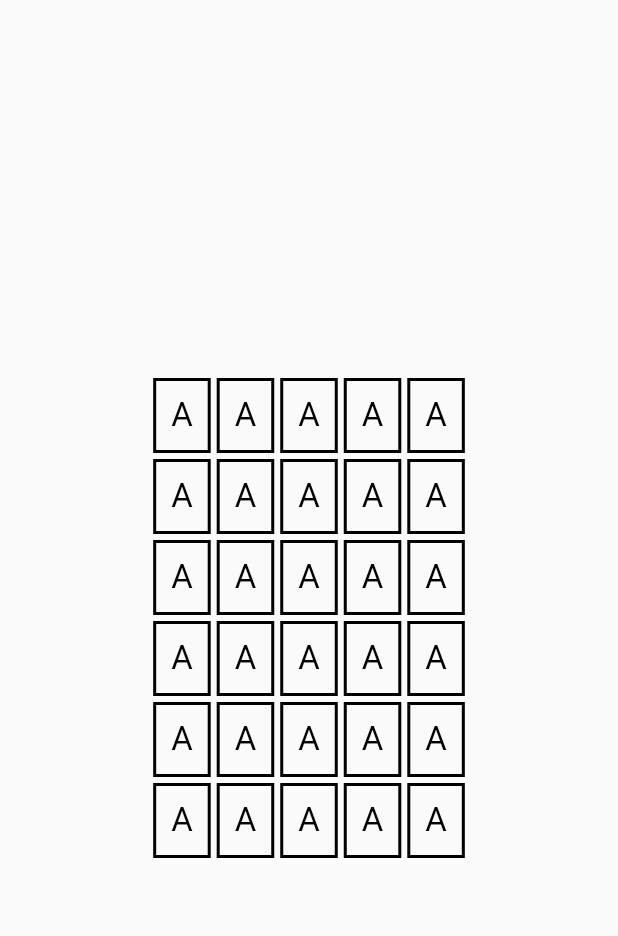
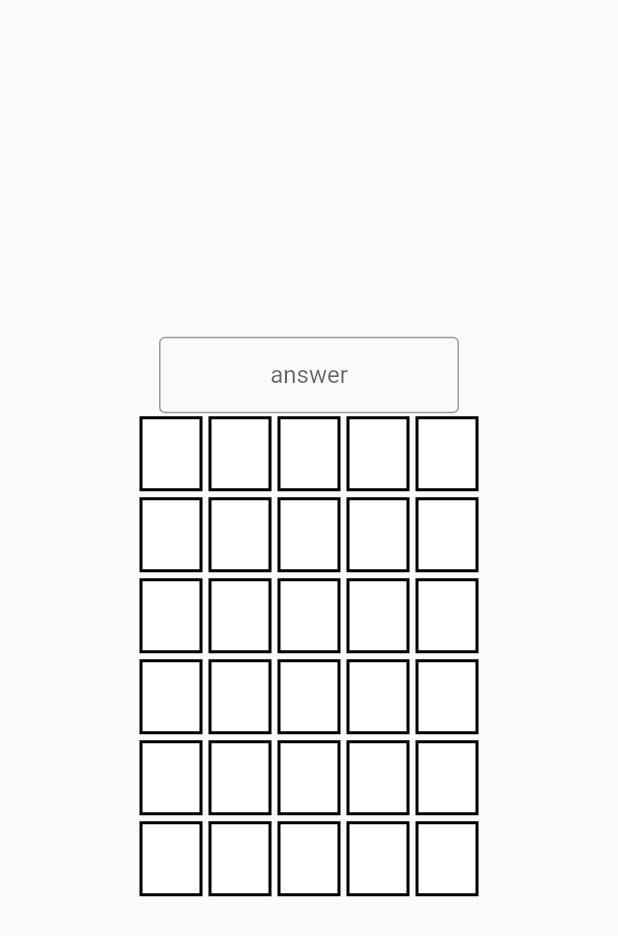
Before and after one commit to SimonInman/wordle_mobile, a Flutter app: the screen it shows after launch, on a phone screen of 412 x 824 dp. Shown: the top 936 px of the screen. Run offline on Flutter 3.47's test engine with Material 2 defaults, Android fonts, the phone set to English and light mode, and no system bars; Roboto replaces fonts that are missing (Roboto Mono, Inconsolata, Courier, monospace).

Commit message:
add functionality to add row
Signed-off-by: Arnav Gupta <championswimmer@gmail.com>

```diff
--- a/lib/main.dart
+++ b/lib/main.dart
@@ -25,8 +25,9 @@ class MyApp extends StatelessWidget {
         // Notice that the counter didn't reset back to zero; the application
         // is not restarted.
         primarySwatch: Colors.blue,
+        fontFamily: "Roboto Mono, Inconsolata, Courier, monospace"
       ),
-      home: const WordlePage(),
+      home: WordlePage(),
     );
   }
 }
--- a/lib/wordle_page.dart
+++ b/lib/wordle_page.dart
@@ -2,7 +2,10 @@ import 'package:flutter/material.dart';
 import 'package:wordle_mobile/wordle_row.dart';
 
 class WordlePage extends StatefulWidget {
-  const WordlePage({Key? key}) : super(key: key);
+  WordlePage({Key? key}) : super(key: key);
+
+  TextEditingController answerController =
+      TextEditingController.fromValue(TextEditingValue.empty);
 
   @override
   _WordlePageState createState() => _WordlePageState();
@@ -11,21 +14,61 @@ class WordlePage extends StatefulWidget {
 class _WordlePageState extends State<WordlePage> {
   int _wordSize = 5;
   int _attempts = 6;
+  int _nextAttempt = 0;
+  List<String> _attemptedAnswers = List.filled(6, "");
+
+  void updateWordSize(int newSize) {
+    setState(() {
+      _wordSize = newSize;
+    });
+  }
+
+  void updateAttempts(int newAttempts) {
+    setState(() {
+      _attempts = newAttempts;
+      _attemptedAnswers = List.filled(newAttempts, "");
+    });
+  }
+
+  void attempt() {
+    setState(() {
+      _attemptedAnswers[_nextAttempt] = widget.answerController.value.text;
+      _nextAttempt++;
+    });
+  }
 
   @override
   Widget build(BuildContext context) {
     List<Widget> rows = [];
     for (int i = 0; i < _attempts; i++) {
-      rows.add(
-          WordleRow(wordLength: _wordSize, answer: "abcde", correct: "abcde"));
+      rows.add(WordleRow(
+          wordLength: _wordSize,
+          answer: _attemptedAnswers[i],
+          correct: "abcde"));
     }
 
     return Scaffold(
-      body: Container(
-        child: Column(
-          mainAxisAlignment: MainAxisAlignment.center,
-          children: rows,
-        ),
+      body: Column(
+        mainAxisAlignment: MainAxisAlignment.center,
+        children: [
+          SizedBox(
+            width: 200,
+            child: TextField(
+              controller: widget.answerController,
+              textAlign: TextAlign.center,
+              textInputAction: TextInputAction.go,
+              onSubmitted: (value) => attempt(),
+              decoration: const InputDecoration(
+                isDense: true,
+                border: OutlineInputBorder(),
+                hintText: "answer",
+              ),
+            ),
+          ),
+          Column(
+            children: rows,
+          )
+        ],
       ),
     );
   }
--- a/lib/wordle_row.dart
+++ b/lib/wordle_row.dart
@@ -1,3 +1,4 @@
+import 'package:flutter/cupertino.dart';
 import 'package:flutter/material.dart';
 
 class WordleRow extends StatelessWidget {
@@ -16,14 +17,26 @@ class WordleRow extends StatelessWidget {
   Widget build(BuildContext context) {
     List<Widget> boxes = [];
     for (int i = 0; i < wordLength; i++) {
+      String text = (answer.length > i) ? answer[i] : "  ";
+      Color bgColor =
+          (answer.length > i) ? Colors.grey : Colors.white;
       boxes.add(Container(
         padding: const EdgeInsets.all(10),
         margin: const EdgeInsets.all(2),
-        decoration:
-            BoxDecoration(border: Border.all(color: Colors.black, width: 2.0)),
-        child: const Text(
-          "A",
-          style: TextStyle(fontSize: 22.0, color: Colors.black, shadows: null),
+        decoration: BoxDecoration(
+            border: Border.all(color: Colors.black, width: 2.0),
+            color: bgColor),
+        child: SizedBox(
+          width: 18,
+          child: Text(
+            text,
+            textAlign: TextAlign.center,
+            style: const TextStyle(
+              fontSize: 22.0,
+              color: Colors.white,
+              shadows: null,
+            ),
+          ),
         ),
       ));
     }
```
